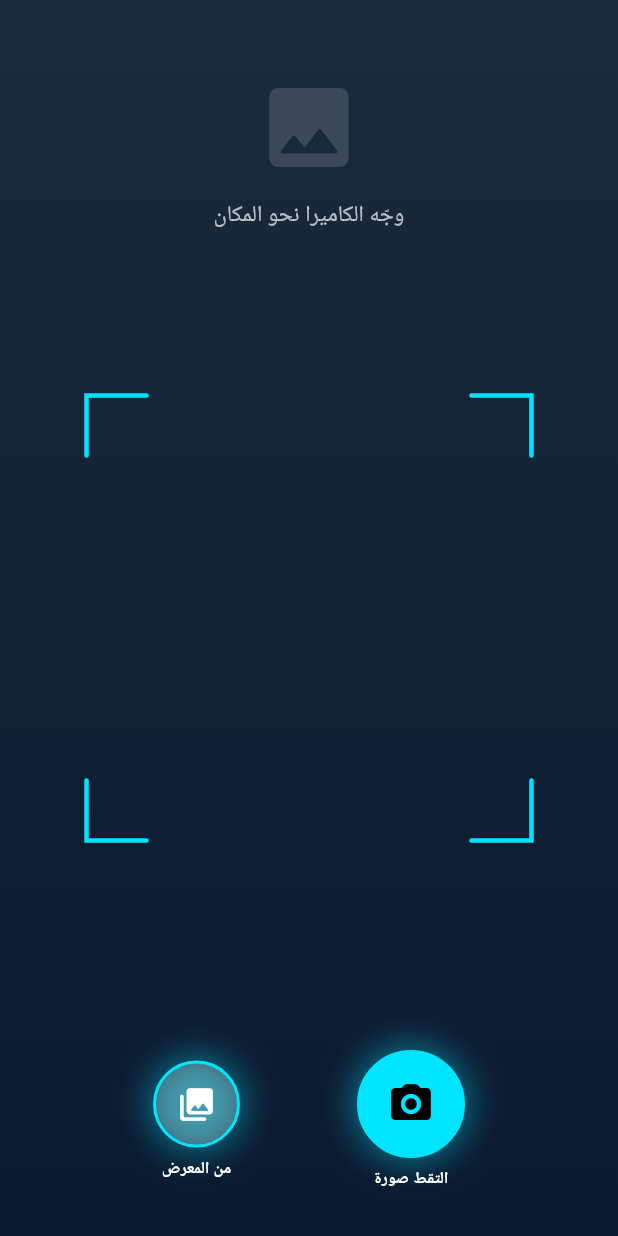
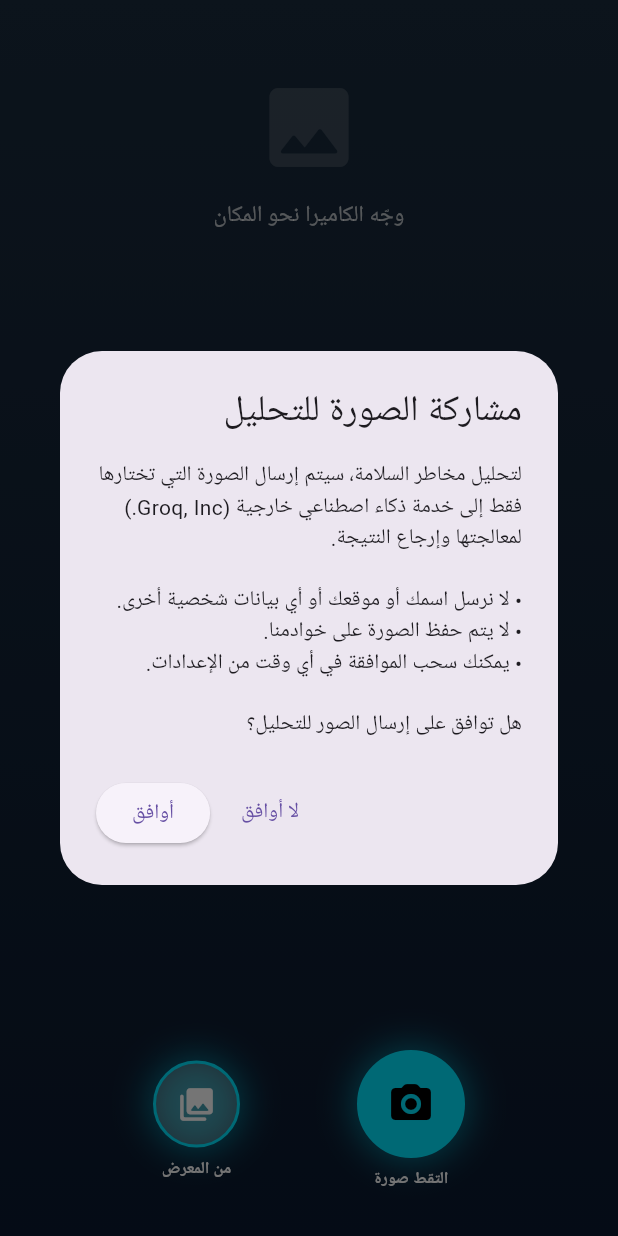
Before and after one commit to figmacrazy-droid/bhapp, a Flutter app: the CameraScreen screen opened directly, after a tap on "من المعرض", on a phone screen of 412 x 824 dp. Run offline on Flutter 3.47's test engine with Material 3 defaults, Android fonts, the phone set to English and light mode, and no system bars; our stand-ins replace flutter_dotenv, image_picker, pdf, printing, shared_preferences; accounts and stored records are empty.

Commit message:
App Store readiness: AI consent, privacy policy, image compression, robust AI parsing, Info.plist compliance, iOS 13 min, key validation in CI

```diff
--- a/lib/screens/camera_screen.dart
+++ b/lib/screens/camera_screen.dart
@@ -1,6 +1,7 @@
 import 'package:flutter/material.dart';
 import 'package:image_picker/image_picker.dart';
 import 'dart:io';
+import '../services/ai_consent.dart';
 import '../services/ai_service.dart';
 import '../utils/responsive.dart';
 import '../utils/translations.dart';
@@ -98,8 +99,19 @@ class _CameraScreenState extends State<CameraScreen>
       await Future.delayed(const Duration(milliseconds: 200));
     }
 
+    // Explicit consent before sending any photo to the AI provider.
+    if (!await AIConsent.ensure(context)) return;
+    if (!mounted) return;
+
     try {
-      final XFile? image = await _picker.pickImage(source: source);
+      // Resize/compress so the base64 payload stays well under the
+      // AI provider's 4 MB request limit (full-size iPhone photos exceed it).
+      final XFile? image = await _picker.pickImage(
+        source: source,
+        maxWidth: 1600,
+        maxHeight: 1600,
+        imageQuality: 80,
+      );
       print('=== Picker RETURNED: ${image?.path} ===');
 
       if (image == null) return;
--- /dev/null
+++ b/lib/screens/privacy_screen.dart
@@ -0,0 +1,78 @@
+import 'package:flutter/material.dart';
+import '../utils/translations.dart';
+
+class PrivacyScreen extends StatelessWidget {
+  const PrivacyScreen({super.key});
+
+  static const String _ar = '''
+آخر تحديث: أكتوبر 2026
+
+1. البيانات التي نجمعها
+لا نطلب إنشاء حساب ولا نجمع اسمك أو بريدك أو موقعك. البيانات الوحيدة التي يعالجها التطبيق هي الصور التي تختارها أنت للفحص.
+
+2. كيف تُستخدم الصور
+عند الضغط على الفحص وبعد موافقتك الصريحة، تُرسل الصورة فقط إلى خدمة الذكاء الاصطناعي لدى Groq, Inc. لتحليل مخاطر السلامة وإرجاع النتيجة. لا تُستخدم الصور للإعلانات أو التتبع، ولا نخزنها على أي خادم تابع لنا.
+
+3. التخزين على جهازك
+سجل الفحوصات وإعدادات اللغة تُحفظ محلياً على جهازك فقط، ويمكنك حذفها بحذف التطبيق.
+
+4. مشاركة البيانات
+لا نبيع بياناتك ولا نشاركها مع أي طرف سوى مزود الذكاء الاصطناعي المذكور لغرض التحليل فقط.
+
+5. سحب الموافقة
+يمكنك سحب الموافقة على مشاركة الصور في أي وقت من: الإعدادات ← سحب موافقة مشاركة الصور.
+
+6. الأطفال
+التطبيق غير موجه للأطفال دون 13 عاماً.
+
+7. التواصل
+لأي استفسار حول الخصوصية تواصل معنا عبر بريد الدعم المذكور في صفحة التطبيق على App Store.
+''';
+
+  static const String _en = '''
+Last updated: October 2026
+
+1. Data We Collect
+No account is required. We do not collect your name, email or location. The only data processed is the photos you choose to scan.
+
+2. How Photos Are Used
+When you start a scan, and only after your explicit consent, the photo is sent to the AI service of Groq, Inc. to analyze safety risks and return the result. Photos are not used for advertising or tracking and are not stored on any server of ours.
+
+3. On-Device Storage
+Scan history and language settings are stored locally on your device only and are removed when you delete the app.
+
+4. Data Sharing
+We do not sell your data or share it with anyone other than the AI provider above, solely for analysis.
+
+5. Withdrawing Consent
+You can withdraw photo-sharing consent at any time in Settings → Withdraw Photo Sharing Consent.
+
+6. Children
+The app is not directed to children under 13.
+
+7. Contact
+For privacy questions, contact us via the support email listed on the App Store page.
+''';
+
+  @override
+  Widget build(BuildContext context) {
+    final ar = AppLanguage.isArabic;
+    return Directionality(
+      textDirection: ar ? TextDirection.rtl : TextDirection.ltr,
+      child: Scaffold(
+        appBar: AppBar(
+          title: Text(ar ? 'سياسة الخصوصية' : 'Privacy Policy'),
+        ),
+        body: SafeArea(
+          child: SingleChildScrollView(
+            padding: const EdgeInsets.all(20),
+            child: Text(
+              ar ? _ar : _en,
+              style: const TextStyle(fontSize: 15, height: 1.7),
+            ),
+          ),
+        ),
+      ),
+    );
+  }
+}
--- /dev/null
+++ b/lib/services/ai_consent.dart
@@ -0,0 +1,70 @@
+import 'package:flutter/material.dart';
+import 'package:shared_preferences/shared_preferences.dart';
+import '../utils/translations.dart';
+
+/// Asks the user (once) for explicit permission before any photo is sent
+/// to the third-party AI provider. Required by App Store Review
+/// Guideline 5.1.1 / 5.1.2(i).
+class AIConsent {
+  static const String _key = 'ai_data_sharing_consent_v1';
+
+  static Future<bool> hasConsent() async {
+    final prefs = await SharedPreferences.getInstance();
+    return prefs.getBool(_key) ?? false;
+  }
+
+  static Future<void> revoke() async {
+    final prefs = await SharedPreferences.getInstance();
+    await prefs.remove(_key);
+  }
+
+  /// Returns true if the user has agreed (now or previously).
+  static Future<bool> ensure(BuildContext context) async {
+    if (await hasConsent()) return true;
+    if (!context.mounted) return false;
+
+    final ar = AppLanguage.isArabic;
+    final agreed = await showDialog<bool>(
+      context: context,
+      barrierDismissible: false,
+      builder: (ctx) => Directionality(
+        textDirection: ar ? TextDirection.rtl : TextDirection.ltr,
+        child: AlertDialog(
+          title: Text(ar ? 'مشاركة الصورة للتحليل' : 'Share Photo for Analysis'),
+          content: SingleChildScrollView(
+            child: Text(
+              ar
+                  ? 'لتحليل مخاطر السلامة، سيتم إرسال الصورة التي تختارها فقط إلى خدمة ذكاء اصطناعي خارجية (Groq, Inc.) لمعالجتها وإرجاع النتيجة.\n\n'
+                      '• لا نرسل اسمك أو موقعك أو أي بيانات شخصية أخرى.\n'
+                      '• لا يتم حفظ الصورة على خوادمنا.\n'
+                      '• يمكنك سحب الموافقة في أي وقت من الإعدادات.\n\n'
+                      'هل توافق على إرسال الصور للتحليل؟'
+                  : 'To analyze safety risks, only the photo you choose is sent to a third-party AI service (Groq, Inc.) for processing, and the result is returned to you.\n\n'
+                      '• We do not send your name, location or any other personal data.\n'
+                      '• Photos are not stored on our servers.\n'
+                      '• You can withdraw consent at any time in Settings.\n\n'
+                      'Do you agree to send photos for analysis?',
+            ),
+          ),
+          actions: [
+            TextButton(
+              onPressed: () => Navigator.of(ctx).pop(false),
+              child: Text(ar ? 'لا أوافق' : 'Don\'t Allow'),
+            ),
+            ElevatedButton(
+              onPressed: () => Navigator.of(ctx).pop(true),
+              child: Text(ar ? 'أوافق' : 'Agree'),
+            ),
+          ],
+        ),
+      ),
+    );
+
+    if (agreed == true) {
+      final prefs = await SharedPreferences.getInstance();
+      await prefs.setBool(_key, true);
+      return true;
+    }
+    return false;
+  }
+}
```
Also changed, not shown: lib/models/detected_risk.dart (+33 -6 lines), lib/screens/settings_screen.dart (+66 -1 lines), lib/services/ai_service.dart (+13 -7 lines), assets/images/logo.png, 6 other files.
